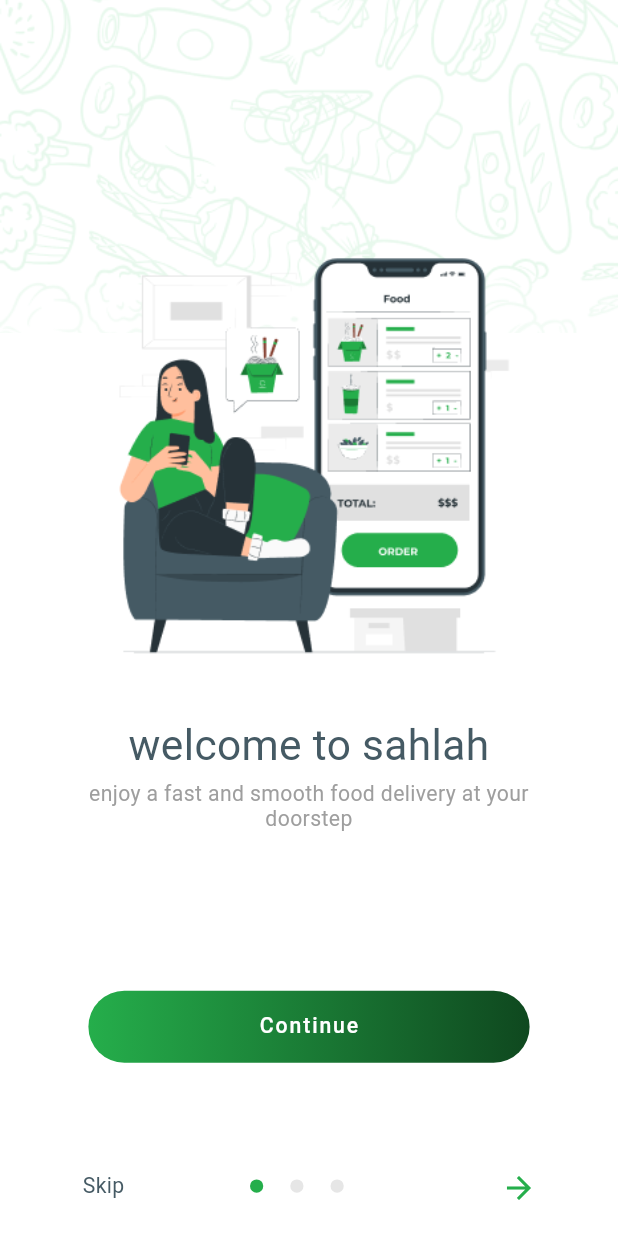
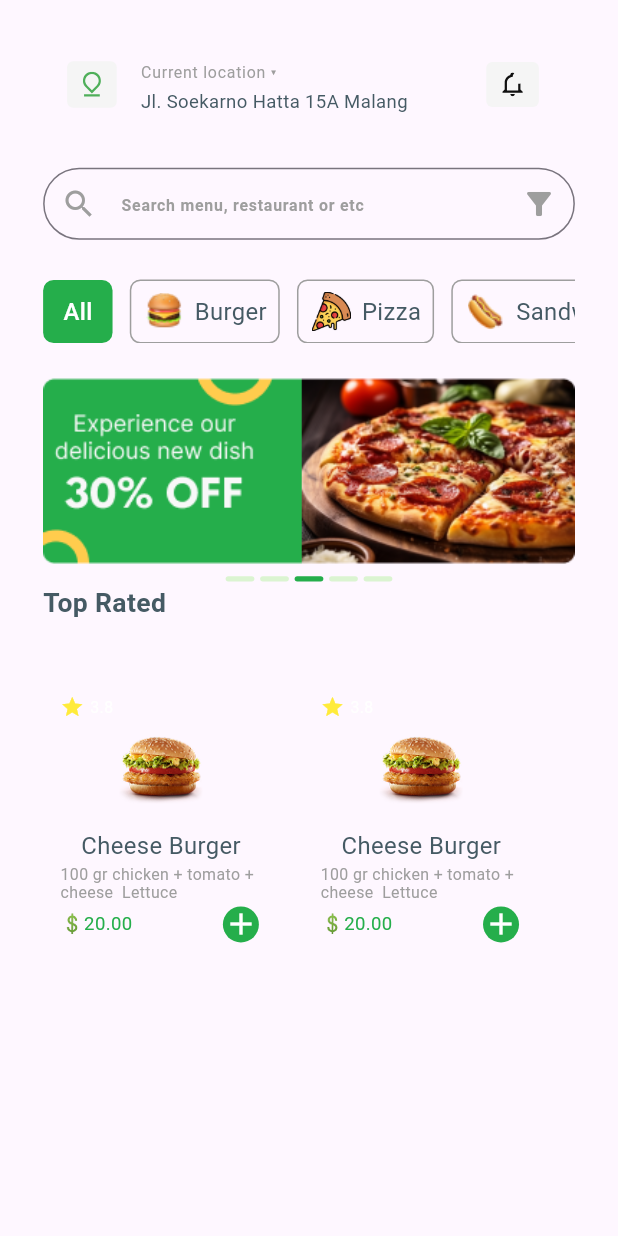
Before and after one commit to abdulrhman225/Foodtik, a Flutter app: the screen it shows after launch, on a phone screen of 412 x 824 dp. Run offline on Flutter 3.47's test engine with Material 3 defaults, Android fonts, the phone set to English and light mode, and no system bars; our stand-ins replace bloc, firebase_auth, firebase_core, flutter_bloc, flutter_screenutil, flutter_svg and 5 more; missing offline and left inert: flutter_facebook_auth; accounts and stored records are empty.

Commit message:
statrt adding home Screen

```diff
--- a/lib/controller/login_cubit/login_cubit.dart
+++ b/lib/controller/login_cubit/login_cubit.dart
@@ -73,9 +73,8 @@ class LoginCubit extends Cubit<LoginState> {
         final userData = await FacebookAuth.instance.getUserData();
 
         // Successfully signed in
-        print('Signed in with Facebook: ${userData['name']}');
+        print('Signed in with Facebook: ${userData['email']}');
 
-        // Navigate to the home screen or perform other actions
       } else {
         print('Facebook login failed: ${result.status}');
       }
--- a/lib/main.dart
+++ b/lib/main.dart
@@ -1,5 +1,6 @@
 import 'package:Foodtik/controller/login_cubit/login_cubit.dart';
 import 'package:Foodtik/controller/reset_password_cubit/reset_password_cubit.dart';
+import 'package:Foodtik/view/screen/home_screen.dart';
 import 'package:flutter/material.dart';
 import 'package:flutter_bloc/flutter_bloc.dart';
 import 'package:flutter_screenutil/flutter_screenutil.dart';
@@ -52,7 +53,7 @@ class MyApp extends StatelessWidget {
               home: child,
             );
           },
-          child: SplashScreen() ,
+          child: HomeScreen() ,
         ));
   }
 }
--- /dev/null
+++ b/lib/view/screen/home_screen.dart
@@ -0,0 +1,193 @@
+import 'package:Foodtik/constant_colors.dart';
+import 'package:Foodtik/responsive.dart';
+import 'package:Foodtik/view/widget/banner_widget.dart';
+import 'package:Foodtik/view/widget/category_widget.dart';
+import 'package:Foodtik/view/widget/product_widget.dart';
+import 'package:Foodtik/view/widget/text_input_widget.dart';
+import 'package:flutter/material.dart';
+import 'package:flutter_screenutil/flutter_screenutil.dart';
+import 'package:flutter_svg/flutter_svg.dart';
+
+import '../widget/search_text_input_widget.dart';
+
+class HomeScreen extends StatelessWidget {
+  TextEditingController searchTextEditingController = TextEditingController();
+
+  List data = [
+    {
+      "image_path": "assets/images/first_burger.png",
+      "product_Name": "Cheese Burger",
+      "product_price": "💲20.00",
+      "product_content": "100 gr chicken + tomato + cheese  Lettuce"
+    },
+    {
+      "image_path": "assets/images/first_burger.png",
+      "product_Name": "Cheese Burger",
+      "product_price": "💲20.00",
+      "product_content": "100 gr chicken + tomato + cheese  Lettuce"
+    },
+    {
+      "image_path": "assets/images/first_burger.png",
+      "product_Name": "Cheese Burger",
+      "product_price": "💲20.00",
+      "product_content": "100 gr chicken + tomato + cheese  Lettuce"
+    },
+  ];
+
+  @override
+  Widget build(BuildContext context) {
+    return Scaffold(
+      body: Padding(
+        padding: EdgeInsets.symmetric(
+          horizontal: responsiveWidth(context, 30),
+          vertical: responsiveHeight(context, 23),
+        ),
+        child: Column(
+          children: [
+            ListTile(
+              leading: Container(
+                padding: EdgeInsets.symmetric(
+                  horizontal: responsiveWidth(context, 11),
+                  vertical: responsiveHeight(context, 8),
+                ),
+                decoration: BoxDecoration(
+                  borderRadius: BorderRadius.circular(4),
+                  color: Color(0xFFF5F5F5),
+                ),
+                child: SvgPicture.asset(
+                  "assets/images/location_pin.svg",
+                ),
+              ),
+              title: Text(
+                "Current location ▾",
+                style: TextStyle(
+                  fontSize: 12.sp,
+                  color: Colors.grey,
+                ),
+              ),
+              subtitle: Text(
+                "Jl. Soekarno Hatta 15A Malang",
+                style: TextStyle(
+                  color: ConstantColors.TextColor,
+                  fontSize: 14.sp,
+                ),
+              ),
+              trailing: Container(
+                padding: EdgeInsets.symmetric(
+                  horizontal: responsiveWidth(context, 11),
+                  vertical: responsiveHeight(context, 8),
+                ),
+                decoration: BoxDecoration(
+                  borderRadius: BorderRadius.circular(4),
+                  color: Color(0xFFF5F5F5),
+                ),
+                child: SvgPicture.asset(
+                  "assets/images/notification_bell.svg",
+                ),
+              ),
+            ),
+            SizedBox(
+              height: responsiveHeight(context, 22),
+            ),
+            SearchTextInputWidget(
+              hint: "Search menu, restaurant or etc",
+              textEditingController: searchTextEditingController,
+              prefixIcon: Icon(
+                Icons.search,
+                color: Colors.grey,
+              ),
+              suffixIcon: InkWell(
+                onTap: () {},
+                child: Icon(Icons.filter_alt , color: Colors.grey,)
+              ),
+            ),
+            SizedBox(
+              height: responsiveHeight(context, 30),
+            ),
+            SingleChildScrollView(
+              scrollDirection: Axis.horizontal,
+              child: Row(
+                children: [
+                  Container(
+                    alignment: Alignment.center,
+                    padding: EdgeInsets.symmetric(
+                        horizontal: responsiveWidth(context, 14),
+                        vertical: responsiveHeight(context, 13)),
+                    decoration: BoxDecoration(
+                      borderRadius: BorderRadius.circular(7),
+                      color: ConstantColors.green_background,
+                    ),
+                    child: Text(
+                      "All",
+                      style: TextStyle(
+                        color: Colors.white,
+                        fontSize: 18.sp,
+                        fontWeight: FontWeight.w500,
+                      ),
+                    ),
+                  ),
+                  SizedBox(
+                    width: responsiveWidth(context, 12),
+                  ),
+                  CategoryWidget(
+                    imagePath: "assets/images/burger.png",
+                    category: "Burger",
+                  ),
+                  SizedBox(
+                    width: responsiveWidth(context, 12),
+                  ),
+                  CategoryWidget(
+                    imagePath: "assets/images/pizza.png",
+                    category: "Pizza",
+                  ),
+                  SizedBox(
+                    width: responsiveWidth(context, 12),
+                  ),
+                  CategoryWidget(
+                    imagePath: "assets/images/sandwich.png",
+                    category: "Sandwich",
+                  ),
+                ],
+              ),
+            ),
+            SizedBox(
+              height: responsiveHeight(context, 22),
+            ),
+            BannerWidget(),
+            SizedBox(
+              height: responsiveHeight(context, 5),
+            ),
+            SizedBox(
+              width: double.infinity,
+              child: Text(
+                "Top Rated",
+                style: TextStyle(
+                  color: ConstantColors.TextColor,
+                  fontSize: 20.sp,
+                  fontWeight: FontWeight.w600,
+                ),
+              ),
+            ),
+            SizedBox(
+              height: responsiveHeight(context, 300),
+              child: ListView.builder(
+                itemBuilder: (context, index) {
+                  return ProductWidget(
+                    rating: "3.8",
+                    imagePath: data[index]["image_path"],
+                    productName: data[index]["product_Name"],
+                    productContent: data[index]["product_content"],
+                    productPrice: data[index]["product_price"],
+                  );
+                },
+                itemCount: data.length,
+                shrinkWrap: true,
+                scrollDirection: Axis.horizontal,
+              ),
+            )
+          ],
+        ),
+      ),
+    );
+  }
+}
--- /dev/null
+++ b/lib/view/widget/banner_widget.dart
@@ -0,0 +1,72 @@
+import 'package:Foodtik/constant_colors.dart';
+import 'package:Foodtik/responsive.dart';
+import 'package:flutter/material.dart';
+
+class BannerWidget extends StatelessWidget {
+  const BannerWidget({super.key});
+
+  @override
+  Widget build(BuildContext context) {
+    return Container(
+      decoration: BoxDecoration(borderRadius: BorderRadius.circular(5)),
+      child: Column(
+        children: [
+          Image.asset(
+              "assets/images/banner.png"
+          ),
+          SizedBox(height: responsiveHeight(context, 5),),
+
+          Row(
+            mainAxisAlignment: MainAxisAlignment.center,
+            children: [
+              Container(
+                height: responsiveHeight(context, 4),
+                width: responsiveWidth(context, 20),
+                decoration: BoxDecoration(
+                  color: Color(0xFFDBF4D1),
+                  borderRadius: BorderRadius.circular(12)
+                ),
+              ),
+              SizedBox(width: responsiveWidth(context, 4),),
+              Container(
+                height: responsiveHeight(context, 4),
+                width: responsiveWidth(context, 20),
+                decoration: BoxDecoration(
+                    color: Color(0xFFDBF4D1),
+                    borderRadius: BorderRadius.circular(12)
+                ),
+              ),
+              SizedBox(width: responsiveWidth(context, 4),),
+              Container(
+                height: responsiveHeight(context, 4),
+                width: responsiveWidth(context, 20),
+                decoration: BoxDecoration(
+                  color: ConstantColors.green_background,
+                  borderRadius: BorderRadius.circular(12)
+                ),
+              ),
+              SizedBox(width: responsiveWidth(context, 4),),
+              Container(
+                height: responsiveHeight(context, 4),
+                width: responsiveWidth(context, 20),
+                decoration: BoxDecoration(
+                    color: Color(0xFFDBF4D1),
+                    borderRadius: BorderRadius.circular(12)
+                ),
+              ),
+              SizedBox(width: responsiveWidth(context, 4),),
+              Container(
+                height: responsiveHeight(context, 4),
+                width: responsiveWidth(context, 20),
+                decoration: BoxDecoration(
+                    color: Color(0xFFDBF4D1),
+                    borderRadius: BorderRadius.circular(12)
+                ),
+              ),
+            ],
+          )
+        ],
+      ),
+    );
+  }
+}
--- /dev/null
+++ b/lib/view/widget/category_widget.dart
@@ -0,0 +1,42 @@
+import 'package:Foodtik/constant_colors.dart';
+import 'package:Foodtik/responsive.dart';
+import 'package:flutter/material.dart';
+import 'package:flutter_screenutil/flutter_screenutil.dart';
+
+class CategoryWidget extends StatelessWidget {
+  String imagePath;
+  String category;
+
+  CategoryWidget({required this.imagePath, required this.category});
+
+  @override
+  Widget build(BuildContext context) {
+    return Container(
+      padding: EdgeInsets.symmetric(
+          horizontal: responsiveWidth(context, 8),
+          vertical: responsiveHeight(context, 8)),
+      decoration: BoxDecoration(
+          borderRadius: BorderRadius.circular(7),
+          border: Border.all(color: Colors.grey)),
+      child: Row(
+        children: [
+          Image.asset(
+            width: responsiveWidth(context, 30),
+            height: responsiveHeight(context, 30),
+            imagePath,
+          ),
+          SizedBox(
+            width: responsiveWidth(context, 6),
+          ),
+          Text(
+            category,
+            style: TextStyle(
+              color: ConstantColors.TextColor,
+              fontSize: 18.sp,
+            ),
+          )
+        ],
+      ),
+    );
+  }
+}
--- /dev/null
+++ b/lib/view/widget/product_widget.dart
@@ -0,0 +1,119 @@
+import 'package:Foodtik/constant_colors.dart';
+import 'package:Foodtik/responsive.dart';
+import 'package:flutter/material.dart';
+import 'package:flutter_screenutil/flutter_screenutil.dart';
+
+class ProductWidget extends StatelessWidget {
+  String rating;
+  String imagePath;
+  String productName;
+  String productContent;
+  String productPrice;
+
+  ProductWidget(
+      {required this.rating,
+      required this.imagePath,
+      required this.productName,
+      required this.productContent,
+      required this.productPrice});
+
+  @override
+  Widget build(BuildContext context) {
+    return Container(
+      margin: EdgeInsets.only(
+        right: responsiveWidth(context, 17),
+      ),
+      padding: EdgeInsets.symmetric(
+          horizontal: responsiveWidth(context, 12),
+          vertical: responsiveHeight(context, 8)),
+      decoration: BoxDecoration(borderRadius: BorderRadius.circular(10)),
+      child: IntrinsicHeight(
+        child: IntrinsicWidth(
+          child: Column(
+            mainAxisAlignment: MainAxisAlignment.center,
+            children: [
+              Row(
+                children: [
+                  Icon(
+                    Icons.star,
+                    color: Colors.yellow,
+                    size: 16,
+                  ),
+                  SizedBox(
+                    width: responsiveWidth(context, 4),
+                  ),
+                  Text(
+                    rating,
+                    style: TextStyle(fontSize: 12.sp),
+                  ),
+                ],
+              ),
+              SizedBox(
+                height: responsiveHeight(context, 4),
+              ),
+              Image.asset(
+                imagePath,
+                width: responsiveWidth(context, 87),
+                height: responsiveHeight(context, 70),
+              ),
+              SizedBox(
+                height: responsiveHeight(context, 11),
+              ),
+              Text(
+                productName,
+                style: TextStyle(
+                  fontSize: 18.sp,
+                  color: ConstantColors.TextColor,
+                ),
+              ),
+              SizedBox(
+                height: responsiveHeight(context, 4),
+              ),
+              SizedBox(
+                width: responsiveWidth(context, 140),
+                child: Text(
+                  overflow: TextOverflow.fade,
+                  productContent,
+                  style: TextStyle(
+                    fontSize: 12.sp,
+                    color: Colors.grey,
+                  ),
+                ),
+              ),
+              SizedBox(
+                height: responsiveHeight(context, 4),
+              ),
+              Row(
+                mainAxisAlignment: MainAxisAlignment.start,
+                children: [
+                  Text(
+                    productPrice,
+                    style: TextStyle(
+                      fontSize: 14.sp,
+                      color: ConstantColors.green_background,
+                    ),
+                  ),
+                  SizedBox(
+                    width: responsiveWidth(context, 63),
+                  ),
+                  Container(
+                    decoration: BoxDecoration(
+                        borderRadius: BorderRadius.circular(50),
+                        color: ConstantColors.green_background),
+                    child: InkWell(
+                      onTap: () {},
+                      child: Icon(
+                        Icons.add,
+                        color: Colors.white,
+                      ),
+                    ),
+                  )
+                ],
+              )
+            ],
+          ),
+        ),
+      ),
+    );
+  }
+}
--- /dev/null
+++ b/lib/view/widget/search_text_input_widget.dart
@@ -0,0 +1,62 @@
+import 'package:flutter/material.dart';
+import 'package:flutter_screenutil/flutter_screenutil.dart';
+import 'package:Foodtik/constant_colors.dart';
+import 'package:Foodtik/responsive.dart';
+
+class SearchTextInputWidget extends StatelessWidget {
+  String hint;
+  String? errorText;
+  TextEditingController textEditingController;
+  bool obscureText;
+  Widget? prefixIcon;
+  Widget? suffixIcon;
+  TextInputType? keyboardType;
+  int? maxLine;
+  bool? enabled;
+
+  SearchTextInputWidget(
+      {required this.hint,
+        this.errorText,
+        required this.textEditingController,
+        this.obscureText = false,
+        this.enabled = true,
+        this.prefixIcon,
+        this.suffixIcon,
+        this.keyboardType,
+        this.maxLine = 1});
+
+  @override
+  Widget build(BuildContext context) {
+    return Container(
+      width: responsiveWidth(context, 370),
+      child: TextField(
+        keyboardType: keyboardType,
+        maxLines: maxLine,
+        controller: textEditingController,
+        obscureText: obscureText,
+        style: TextStyle(
+          color: ConstantColors.TextColor,
+          fontSize: 14.sp,
+          fontWeight: FontWeight.w500,
+        ),
+        decoration: InputDecoration(
+            focusedBorder: OutlineInputBorder(
+              borderSide: BorderSide(
+                color: Colors.grey,
+              ),
+              borderRadius: BorderRadius.circular(40),
+            ),
+            hintText: hint,
+            hintStyle: TextStyle(
+                fontSize: 12.sp,
+                color: Colors.grey,
+                fontWeight: FontWeight.w700),
+            prefixIcon: prefixIcon,
+            suffixIcon: suffixIcon,
+            errorText: errorText,
+            border:
+            OutlineInputBorder(borderRadius: BorderRadius.circular(40))),
+      ),
+    );
+  }
+}
--- a/pubspec.yaml
+++ b/pubspec.yaml
@@ -48,6 +48,8 @@ dependencies:
   google_sign_in: ^6.3.0
   firebase_auth: ^5.5.1
   flutter_facebook_auth: ^7.1.1
+  sign_in_with_apple: ^6.1.4
+  flutter_svg: ^2.0.17
 
 dev_dependencies:
   flutter_test:
```
Also changed, not shown: assets/images/banner.png (added), assets/images/burger.png (added), assets/images/equalizer.svg (added), assets/images/first_burger.png (added), assets/images/location_pin.svg (added), assets/images/notification_bell.svg (added), assets/images/pizza.png (added), assets/images/sandwich.png (added), assets/images/second_burger.png (added), assets/images/third_burger.png (added), pubspec.lock, 3 other files.
